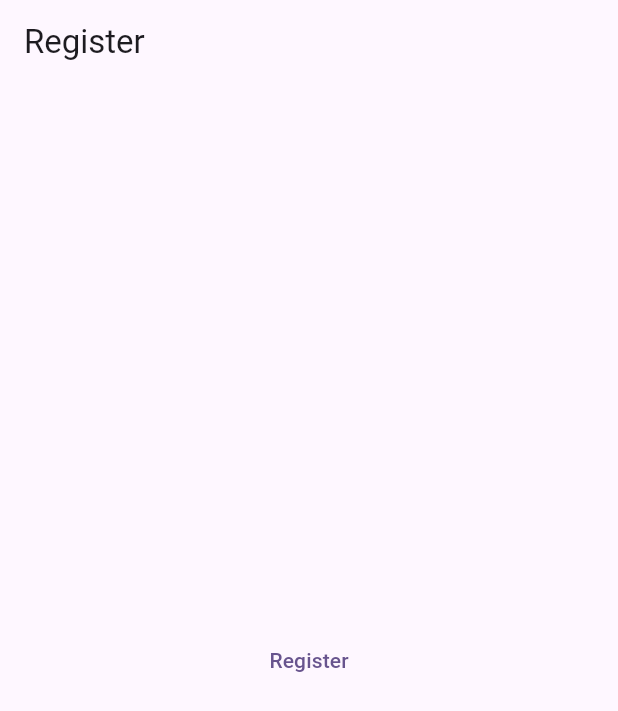
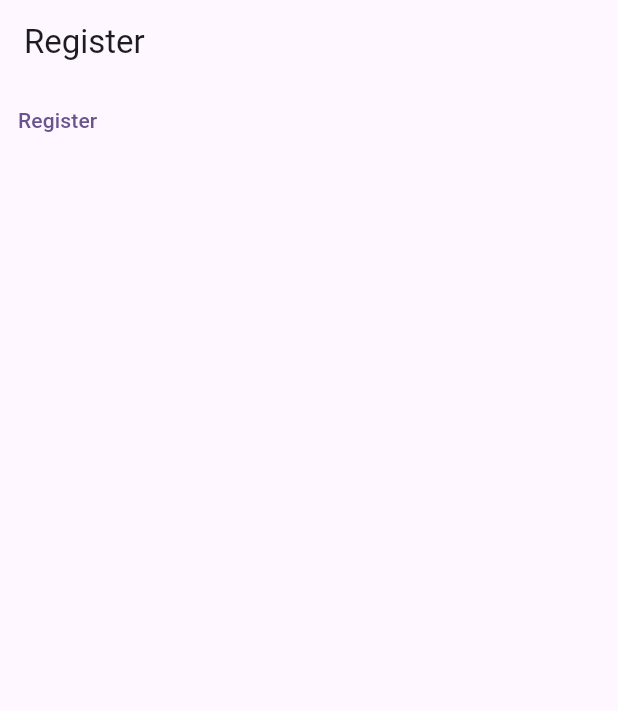
Before and after one commit to churchillotiende/my_notes, a Flutter app: the screen it shows after launch, on a phone screen of 412 x 824 dp. Shown: the top 711 px of the screen. Run offline on Flutter 3.47's test engine with Material 3 defaults, Android fonts, the phone set to English and light mode, and no system bars.

Commit message:
feat: using column widget

```diff
--- a/lib/main.dart
+++ b/lib/main.dart
@@ -19,7 +19,11 @@ class HomePage extends StatelessWidget {
   Widget build(BuildContext context) {
     return Scaffold(
       appBar: AppBar(title: const Text("Register"),),
-      body: Center(child: TextButton(onPressed: (){}, child: const Text('Register'))),
+      body: Column(
+        children: [
+          TextButton(onPressed: (){}, child: const Text('Register')),
+        ],
+      ),
     );
   }
 }
```
